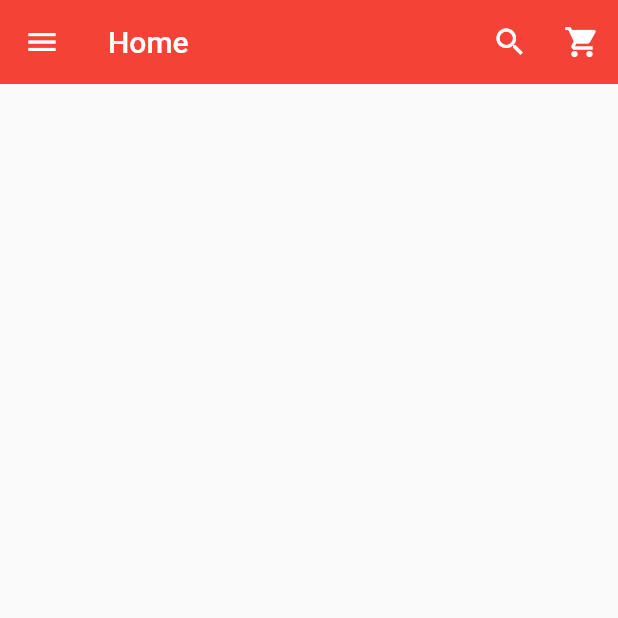
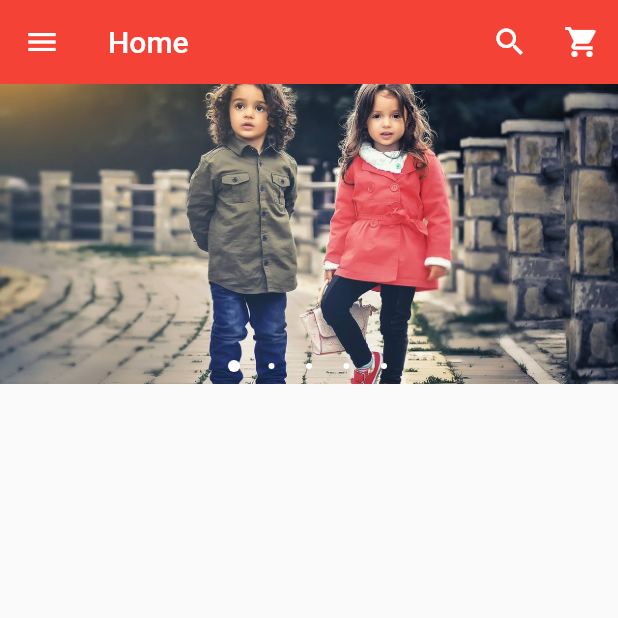
Before and after one commit to mouhsineelachbi/ShopApp, a Flutter app: the screen it shows after launch, on a phone screen of 412 x 824 dp, the top half of it. Run offline on Flutter 3.47's test engine with Material 2 defaults, Android fonts, the phone set to English and light mode, and no system bars; drawn by our look-alikes of carousel_pro.

Commit message:
push images to the carousel and put It on home page with autoAnimation

```diff
--- a/lib/main.dart
+++ b/lib/main.dart
@@ -18,6 +18,27 @@ class HomePage extends StatefulWidget {
 class _HomePageState extends State<HomePage> {
   @override
   Widget build(BuildContext context) {
+
+    Widget image_carousel = new Container(
+      height: 200.0,
+      child: new Carousel(
+        boxFit: BoxFit.cover,
+        images: [
+          AssetImage("images/c1.jpg"),
+          AssetImage("images/m1.jpeg"),
+          AssetImage("images/m2.jpg"),
+          AssetImage("images/w1.jpeg"),
+          AssetImage("images/w3.jpeg"),
+        ],
+        autoplay: true,
+        animationCurve: Curves.fastOutSlowIn,
+        animationDuration: Duration(milliseconds: 2000),
+        dotSize: 4.0,
+        dotBgColor: Colors.black.withOpacity(0.0),
+        indicatorBgPadding: 8.0,
+      )
+    );
+
     return Scaffold(
       appBar: AppBar(
         elevation: 0.0,
@@ -111,6 +132,11 @@ class _HomePageState extends State<HomePage> {
           ],
         ),
       ),
+      body: new ListView(
+        children: [
+          image_carousel,
+        ],
+      ),
     );
   }
 }
```
